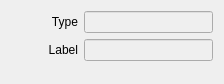
Above: src/Widgets/Inspector/InspectorMetadataWidget.ui from CasparCG/client before the change. Below: the same form after it.
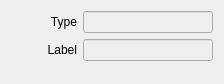
That is the form after the change.

```diff
--- a/src/Widgets/Inspector/InspectorMetadataWidget.ui
+++ b/src/Widgets/Inspector/InspectorMetadataWidget.ui
@@ -29,7 +29,7 @@
        </property>
        <property name="sizeHint" stdset="0">
         <size>
-         <width>40</width>
+         <width>39</width>
          <height>20</height>
         </size>
        </property>
@@ -66,7 +66,7 @@
        </property>
        <property name="sizeHint" stdset="0">
         <size>
-         <width>37</width>
+         <width>36</width>
          <height>20</height>
         </size>
        </property>
```
